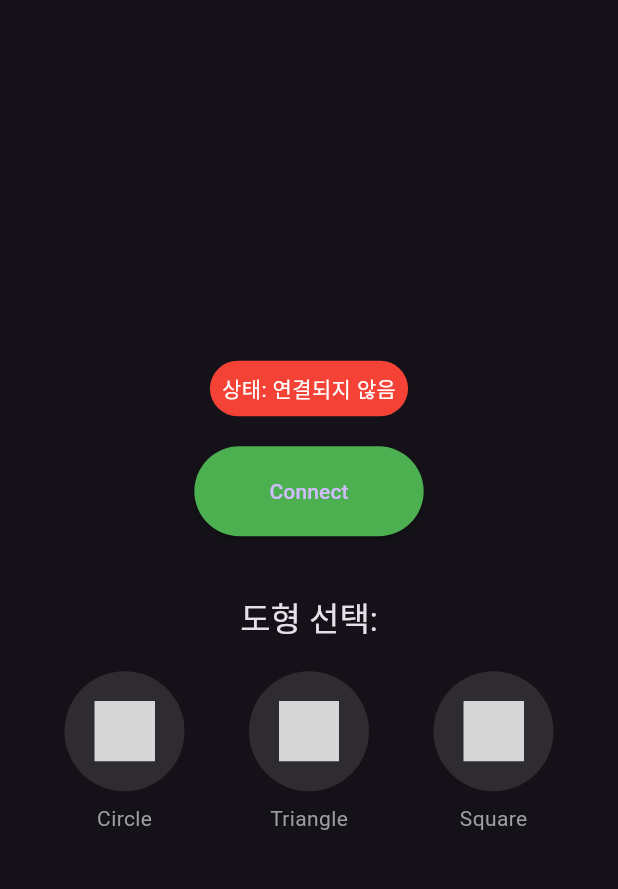
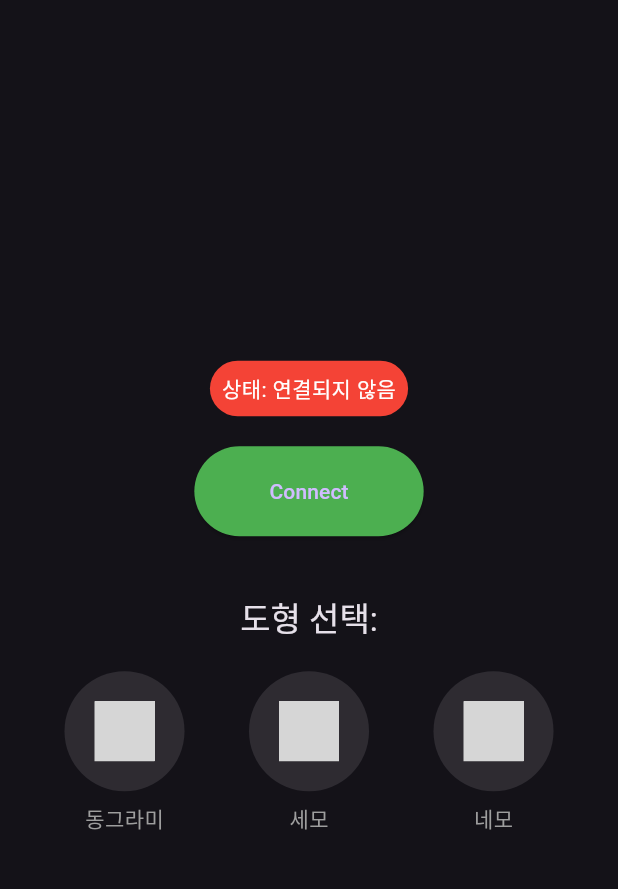
Before and after one commit to UNIVERSITY-IOT-LAB/dot_matrix_controller_test, a Flutter app: the screen it shows after launch, on a phone screen of 412 x 824 dp, the part 63-952 px from its top. Run offline on Flutter 3.47's test engine with Material 3 defaults, Android fonts, the light colour scheme and no system bars; our stand-ins replace flutter_bluetooth_serial, flutter_svg, permission_handler; project files that could hold a hidden picture were left out; grey boxes are pictures that could not be loaded.

Commit message:
v1.0.2
한국어

```diff
--- a/dot_matrix_controller/lib/screens/home_screen.dart
+++ b/dot_matrix_controller/lib/screens/home_screen.dart
@@ -47,19 +47,19 @@ class HomeScreen extends StatelessWidget {
                 children: [
                   ShapeButton(
                     icon: 'assets/icons/circle.svg',
-                    label: 'Circle',
+                    label: '동그라미',
                     onPressed: () => bluetoothService.sendCommand('C'),
                     isEnabled: bluetoothService.isConnected,
                   ),
                   ShapeButton(
                     icon: 'assets/icons/triangle.svg',
-                    label: 'Triangle',
+                    label: '세모',
                     onPressed: () => bluetoothService.sendCommand('T'),
                     isEnabled: bluetoothService.isConnected,
                   ),
                   ShapeButton(
                     icon: 'assets/icons/square.svg',
-                    label: 'Square',
+                    label: '네모',
                     onPressed: () => bluetoothService.sendCommand('S'),
                     isEnabled: bluetoothService.isConnected,
                   ),
```
